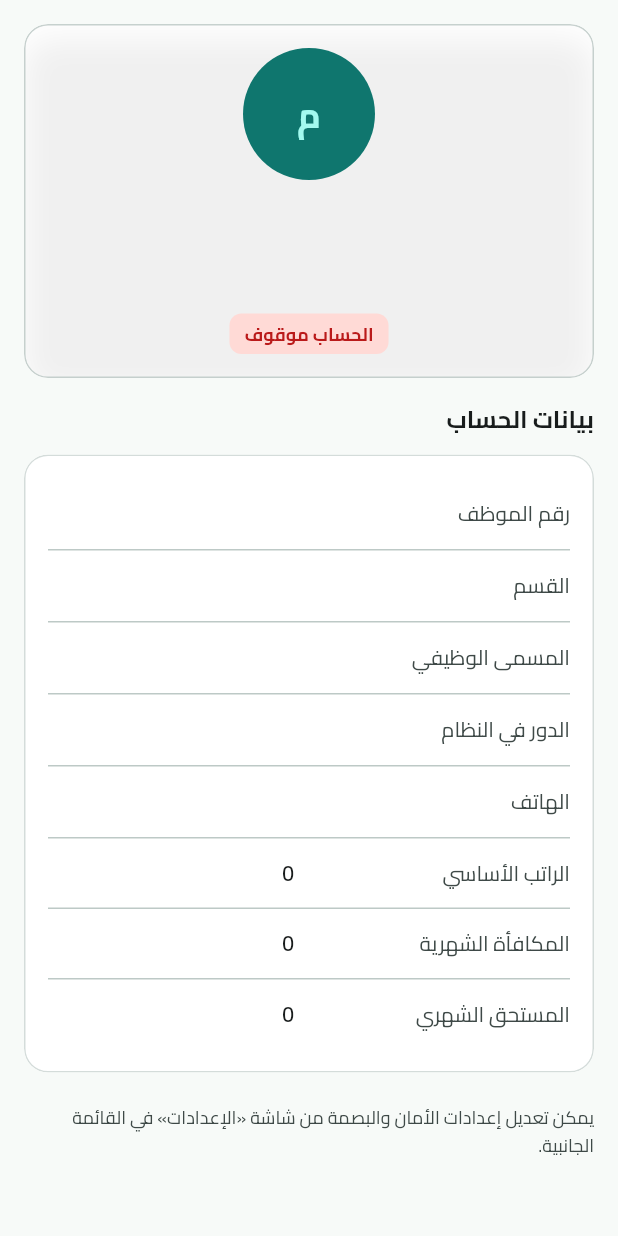
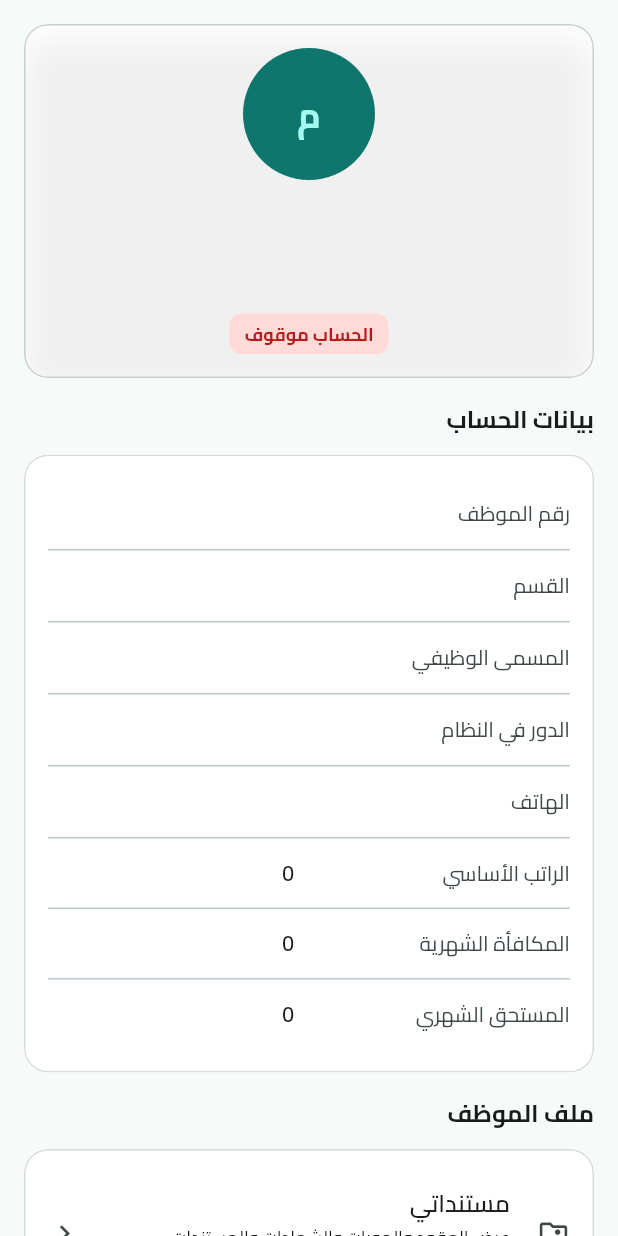
Before and after one commit to ahmed0qaid/factory-management-system, a Flutter app: the ProfileScreen widget shown alone on an empty page, opened directly with empty values, on a phone screen of 412 x 824 dp. Run offline on Flutter 3.47's test engine with Material 3 defaults, Android fonts, the phone set to English and light mode, and no system bars; our stand-ins replace appwrite, file_picker, flutter_dotenv, local_auth, pdf, printing and 1 more; accounts and stored records are empty.

Commit message:
feat: link personal documents from profile

```diff
--- a/lib/screens/employee/profile_screen.dart
+++ b/lib/screens/employee/profile_screen.dart
@@ -5,6 +5,7 @@ import '../../theme/app_spacing.dart';
 import '../../utils/formatters.dart';
 import '../../widgets/common/app_card.dart';
 import '../../widgets/common/app_status_pill.dart';
+import 'my_documents_screen.dart';
 
 class ProfileScreen extends StatelessWidget {
   final ProfileModel profile;
@@ -103,9 +104,33 @@ class ProfileScreen extends StatelessWidget {
                 ],
               ),
             ),
+            const SizedBox(height: AppSpacing.md),
+            Text(
+              'ملف الموظف',
+              style: theme.textTheme.titleMedium?.copyWith(
+                fontWeight: FontWeight.w700,
+              ),
+            ),
+            const SizedBox(height: AppSpacing.sm),
+            AppCard(
+              child: ListTile(
+                contentPadding: EdgeInsets.zero,
+                leading: const Icon(Icons.folder_shared_outlined),
+                title: const Text('مستنداتي'),
+                subtitle: const Text(
+                  'عرض العقود والهويات والشهادات والمستندات المضافة إلى ملفك.',
+                ),
+                trailing: const Icon(Icons.chevron_left),
+                onTap: () => Navigator.of(context).push(
+                  MaterialPageRoute(
+                    builder: (_) => MyDocumentsScreen(employeeId: profile.id),
+                  ),
+                ),
+              ),
+            ),
             const SizedBox(height: AppSpacing.sm + AppSpacing.xs),
             Text(
-              'يمكن تعديل إعدادات الأمان والبصمة من شاشة «الإعدادات» في القائمة الجانبية.',
+              'يمكن تعديل إعدادات الأمان وقفل الجهاز من شاشة «الإعدادات» في القائمة الجانبية.',
               style: theme.textTheme.bodySmall?.copyWith(
                 color: scheme.onSurfaceVariant,
               ),
```
